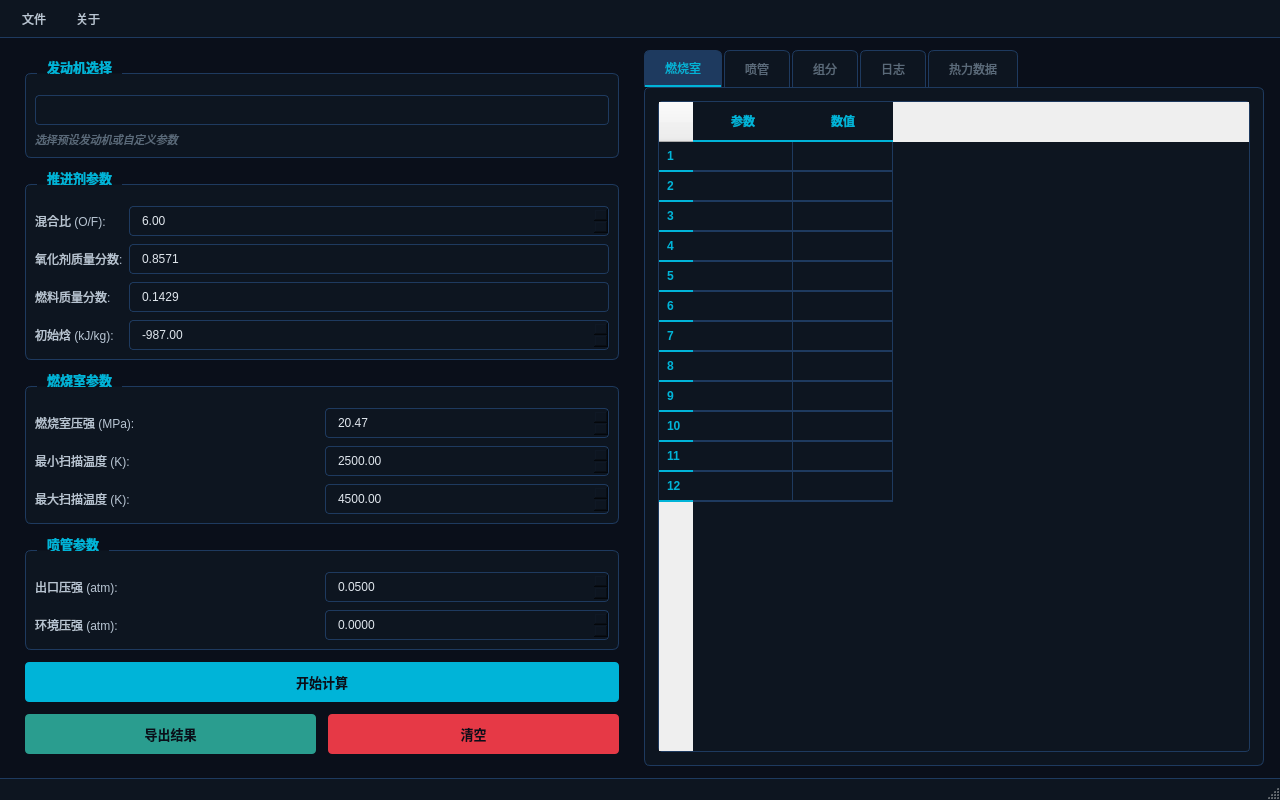
Before: the Qt Designer form SLS_ThermoCalc/ui/mainwindow.ui in wztxy/Principles-of-Rocket-Engines-Project-2, drawn with Qt 5.
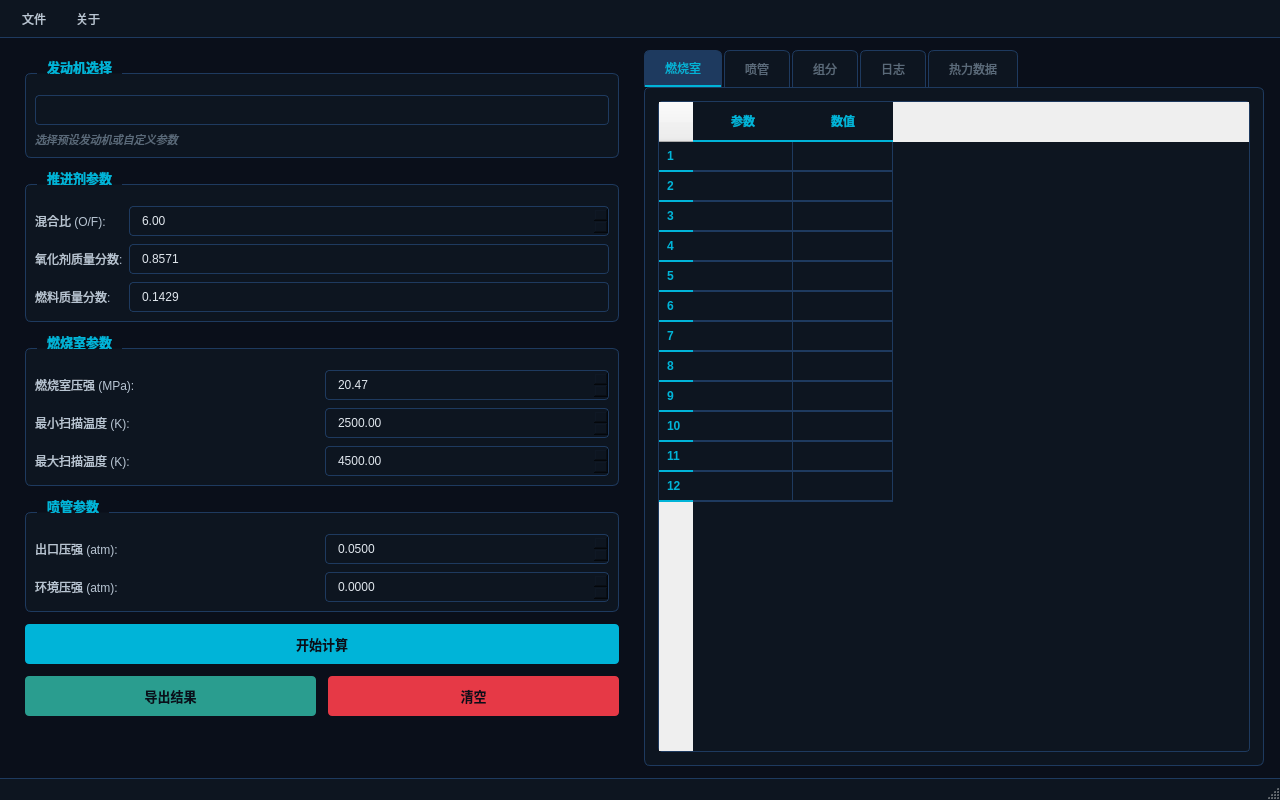
After: the same form once the commit is applied.

```diff
--- a/SLS_ThermoCalc/ui/mainwindow.ui
+++ b/SLS_ThermoCalc/ui/mainwindow.ui
@@ -346,26 +346,6 @@
             </property>
            </widget>
           </item>
-          <item row="3" column="0">
-           <widget class="QLabel" name="lblInitialEnthalpy">
-            <property name="text">
-             <string>初始焓 (kJ/kg):</string>
-            </property>
-           </widget>
-          </item>
-          <item row="3" column="1">
-           <widget class="QDoubleSpinBox" name="spinInitialEnthalpy">
-            <property name="minimum">
-             <double>-10000.000000</double>
-            </property>
-            <property name="maximum">
-             <double>10000.000000</double>
-            </property>
-            <property name="value">
-             <double>-987.000000</double>
-            </property>
-           </widget>
-          </item>
          </layout>
         </widget>
        </item>
```
